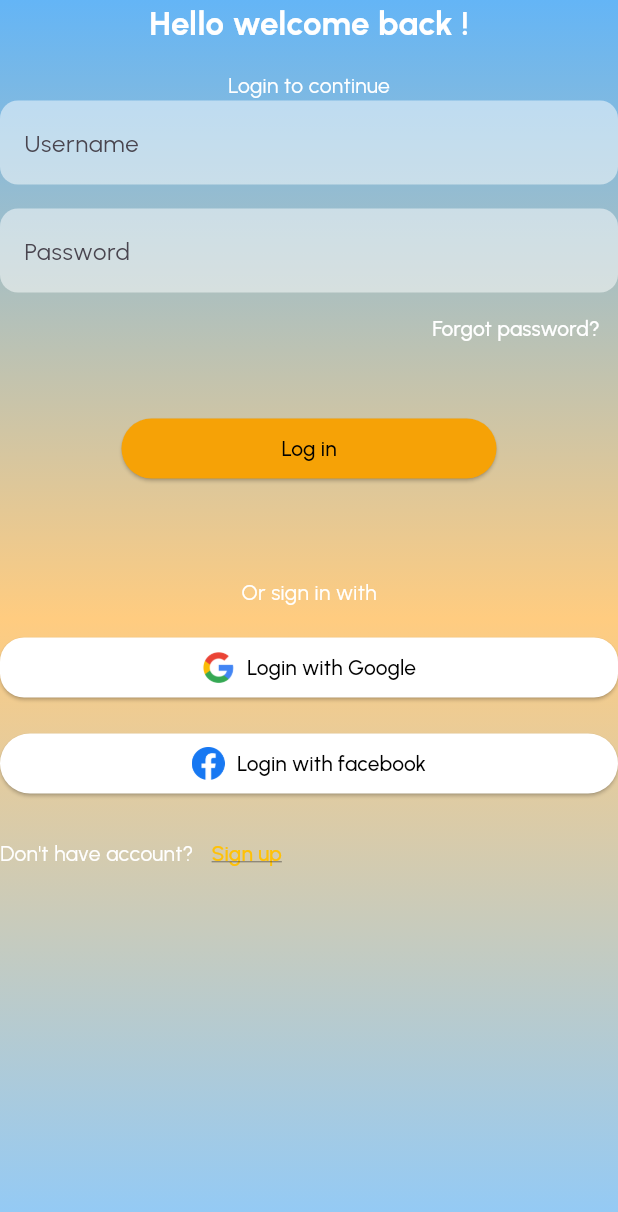
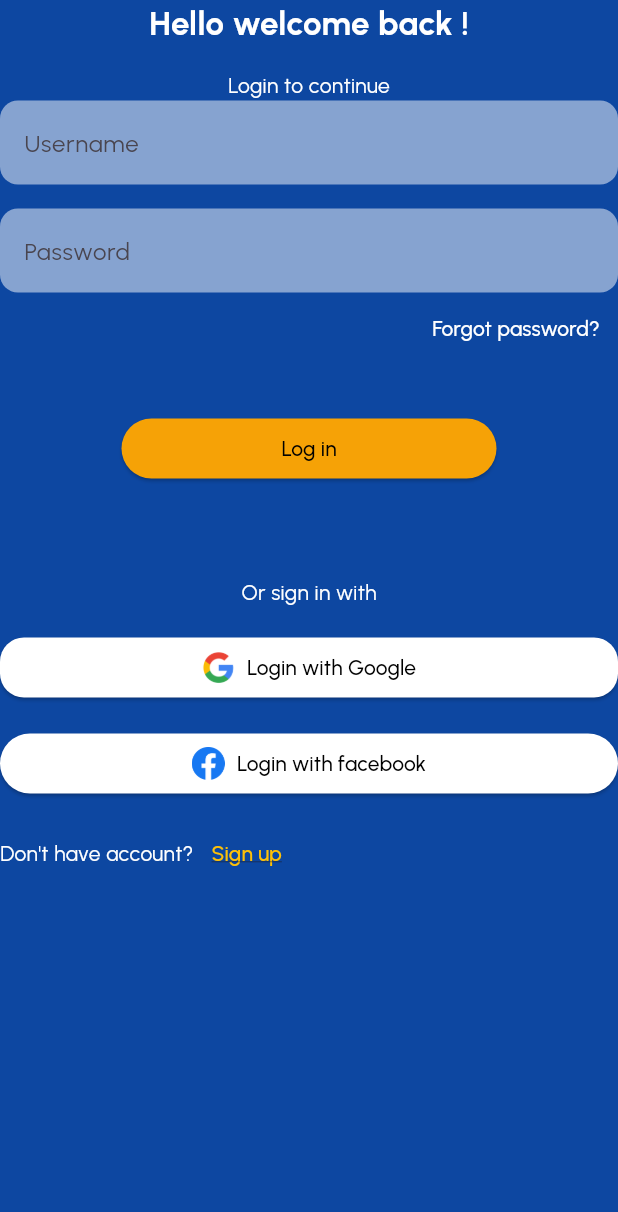
Before and after one commit to Idriss-rayan/SocialMediaAppTest, a Flutter app: the screen it shows after launch, on a phone screen of 412 x 824 dp. Shown: the top 1212 px of the screen. Run offline on Flutter 3.47's test engine with Material 3 defaults, Android fonts, the phone set to English and light mode, and no system bars.

Commit message:
new alter

```diff
--- a/lib/login_page.dart
+++ b/lib/login_page.dart
@@ -7,21 +7,7 @@ class LoginPage extends StatelessWidget {
   Widget build(BuildContext context) {
     return Scaffold(
       backgroundColor: Colors.blue[900],
-      body: Container(
-
-        decoration: BoxDecoration(
-          gradient: LinearGradient(
-            begin: Alignment.topCenter,
-            end: Alignment.bottomCenter,
-            colors: [
-              Colors.blue.shade300,
-              Colors.orange.shade200,
-              Colors.blue.shade200,
-            ],
-          ),
-        ),
-
-        child: Column(
+      body: Column(
         mainAxisAlignment: MainAxisAlignment.start,
         children: [
           Text(
@@ -196,7 +182,6 @@ class LoginPage extends StatelessWidget {
           ),
         ],
       ),
-      ),
     );
   }
 }
```
Lines whose indentation alone changed are shown as unchanged.
